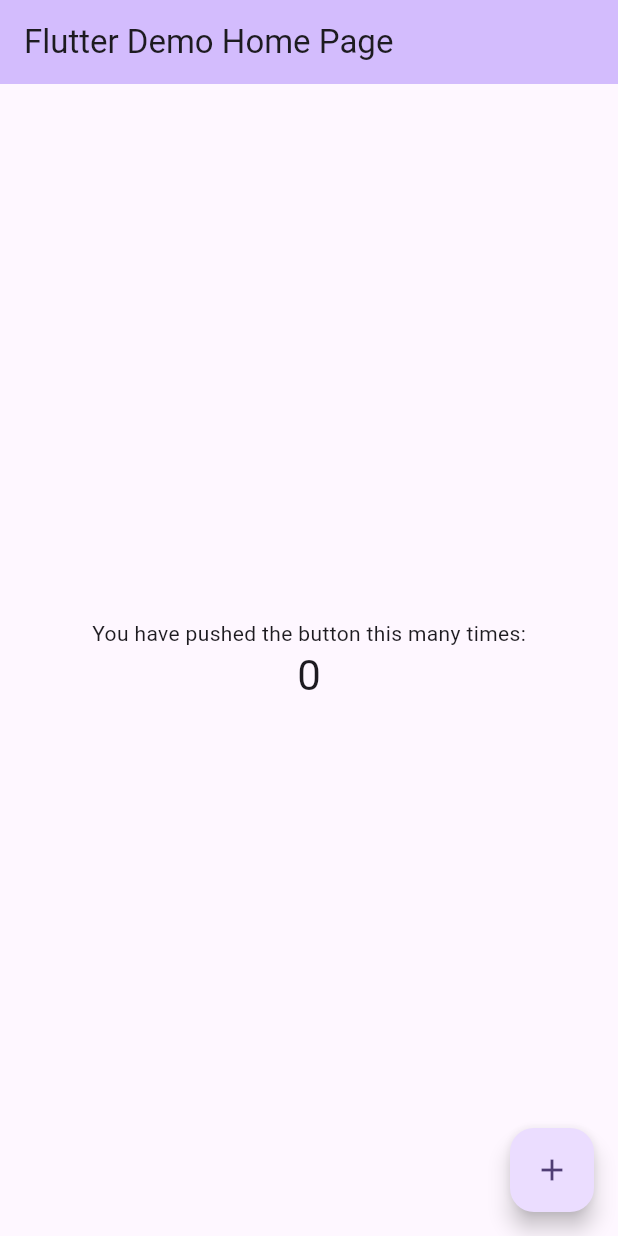
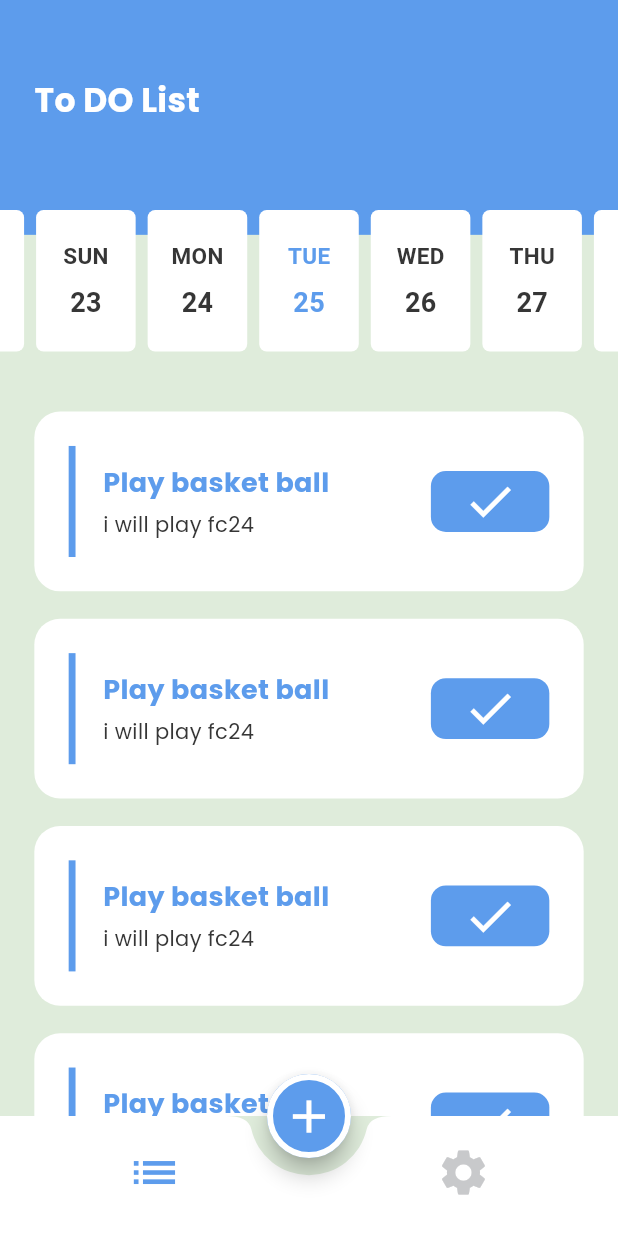
Before and after one commit to MoEhsan10/todo, a Flutter app: the screen it shows after launch, on a phone screen of 412 x 824 dp. Run offline on Flutter 3.47's test engine with Material 3 defaults, Android fonts, the phone set to English and light mode, and no system bars; drawn by our look-alikes of easy_date_timeline; our stand-ins replace flutter_screenutil, google_fonts.

Commit message:
+task tab

```diff
--- a/flutter_native_splash.yaml
+++ b/flutter_native_splash.yaml
@@ -3,6 +3,5 @@ flutter_native_splash:
   background_image: "assets/images/splash_logo@2x.png"
 
   android_12:
-
   image: assets/images/andriod12_splash.png
   icon_background_color: "#DFECDB"
--- /dev/null
+++ b/lib/config/theme/app_theme.dart
@@ -0,0 +1,26 @@
+import 'package:flutter/material.dart';
+import 'package:todo_app_v2/core/utils/colors_manager.dart';
+
+class AppTheme{
+  static ThemeData light =ThemeData(
+    primaryColor: ColorsManager.blue,
+    scaffoldBackgroundColor: ColorsManager.bgLight,
+    bottomNavigationBarTheme: BottomNavigationBarThemeData(
+      type: BottomNavigationBarType.fixed,
+      backgroundColor:ColorsManager.white,
+      selectedItemColor: ColorsManager.blue,
+      unselectedItemColor: ColorsManager.grey,
+      showSelectedLabels: false,
+      showUnselectedLabels: false,
+    ),
+    floatingActionButtonTheme: FloatingActionButtonThemeData(
+      backgroundColor: ColorsManager.blue,
+      foregroundColor: ColorsManager.white,
+      shape: CircleBorder(side: BorderSide(width: 4,color: ColorsManager.white)),
+    )
+  );
+
+
+
+  static ThemeData dark =ThemeData();
+}
--- /dev/null
+++ b/lib/core/utils/app_light_Styles.dart
@@ -0,0 +1,22 @@
+import 'package:flutter/material.dart';
+import 'package:google_fonts/google_fonts.dart';
+import 'package:todo_app_v2/core/utils/colors_manager.dart';
+
+class ApplightStyle{
+  static TextStyle? appBarTextStyle =GoogleFonts.poppins(fontSize: 22,fontWeight: FontWeight.w700,color: Colors.white);
+  static TextStyle? bottomSheetTitle =GoogleFonts.poppins(fontSize: 18,fontWeight: FontWeight.w700,color: ColorsManager.black);
+  static TextStyle? hintStyle =GoogleFonts.inter(fontSize: 14,fontWeight: FontWeight.w400,color: ColorsManager.grey);
+  static TextStyle? dateLabelStyle =GoogleFonts.inter(fontSize: 18,fontWeight: FontWeight.w400,color: ColorsManager.black);
+  static TextStyle? dateStyle =GoogleFonts.inter(fontSize: 16,fontWeight: FontWeight.w400,color: ColorsManager.grey);
+  static TextStyle? taskStyle =GoogleFonts.poppins(fontSize: 18, fontWeight: FontWeight.w700, color: ColorsManager.blue,);
+  static TextStyle? taskDescriptionStyle =GoogleFonts.poppins(fontSize: 14, fontWeight: FontWeight.normal, color: ColorsManager.black,);
+  static TextStyle? taskDate =GoogleFonts.roboto(fontSize: 12, fontWeight: FontWeight.normal, color: ColorsManager.black,);
+  static TextStyle? settingsHead =GoogleFonts.poppins(color: ColorsManager.black, fontSize: 16, fontWeight: FontWeight.w700,);
+  static TextStyle? settingsSelectedTitle =GoogleFonts.inter(color: ColorsManager.blue, fontSize: 14, fontWeight: FontWeight.w400,);
+  static TextStyle? calenderSelectedItem = GoogleFonts.roboto(fontSize: 15, fontWeight: FontWeight.w700, color: ColorsManager.blue);
+  static TextStyle? calenderUnSelectedItem = GoogleFonts.roboto(fontSize: 15, fontWeight: FontWeight.w700, color: ColorsManager.black);
+  static TextStyle? title = GoogleFonts.poppins(fontSize: 18, fontWeight: FontWeight.w500, color: ColorsManager.white);
+  static TextStyle? hintTitle = GoogleFonts.poppins(fontSize: 14, fontWeight: FontWeight.w300, color: ColorsManager.black.withOpacity(0.7));
+  static TextStyle? buttonTitle = GoogleFonts.poppins(fontSize: 16, fontWeight: FontWeight.w600, color: ColorsManager.blue);
+  static TextStyle? textButtonTitle = GoogleFonts.poppins(fontSize: 13, fontWeight: FontWeight.w600, color: ColorsManager.white);
+}
--- /dev/null
+++ b/lib/core/utils/colors_manager.dart
@@ -0,0 +1,12 @@
+import 'package:flutter/material.dart';
+
+class ColorsManager{
+static const Color blue =Color(0xFF5D9CEC);
+static const Color bgLight =Color(0xFFDFECDB);
+static const Color bgDark =Color(0xFF060E1E);
+static const Color black =Color(0xFF363636);
+static const Color white =Color(0xFFFFFFFF);
+static const Color grey =Color(0xFFC8C9CB);
+static const Color green =Color(0xFF61E757);
+static const Color red =Color(0xFF61E757);
+}
--- a/lib/main.dart
+++ b/lib/main.dart
@@ -1,125 +1,6 @@
 import 'package:flutter/material.dart';
+import 'package:todo_app_v2/my_app.dart';
 
 void main() {
   runApp(const MyApp());
 }
-
-class MyApp extends StatelessWidget {
-  const MyApp({super.key});
-
-  // This widget is the root of your application.
-  @override
-  Widget build(BuildContext context) {
-    return MaterialApp(
-      title: 'Flutter Demo',
-      theme: ThemeData(
-        // This is the theme of your application.
-        //
-        // TRY THIS: Try running your application with "flutter run". You'll see
-        // the application has a purple toolbar. Then, without quitting the app,
-        // try changing the seedColor in the colorScheme below to Colors.green
-        // and then invoke "hot reload" (save your changes or press the "hot
-        // reload" button in a Flutter-supported IDE, or press "r" if you used
-        // the command line to start the app).
-        //
-        // Notice that the counter didn't reset back to zero; the application
-        // state is not lost during the reload. To reset the state, use hot
-        // restart instead.
-        //
-        // This works for code too, not just values: Most code changes can be
-        // tested with just a hot reload.
-        colorScheme: ColorScheme.fromSeed(seedColor: Colors.deepPurple),
-        useMaterial3: true,
-      ),
-      home: const MyHomePage(title: 'Flutter Demo Home Page'),
-    );
-  }
-}
-
-class MyHomePage extends StatefulWidget {
-  const MyHomePage({super.key, required this.title});
-
-  // This widget is the home page of your application. It is stateful, meaning
-  // that it has a State object (defined below) that contains fields that affect
-  // how it looks.
-
-  // This class is the configuration for the state. It holds the values (in this
-  // case the title) provided by the parent (in this case the App widget) and
-  // used by the build method of the State. Fields in a Widget subclass are
-  // always marked "final".
-
-  final String title;
-
-  @override
-  State<MyHomePage> createState() => _MyHomePageState();
-}
-
-class _MyHomePageState extends State<MyHomePage> {
-  int _counter = 0;
-
-  void _incrementCounter() {
-    setState(() {
-      // This call to setState tells the Flutter framework that something has
-      // changed in this State, which causes it to rerun the build method below
-      // so that the display can reflect the updated values. If we changed
-      // _counter without calling setState(), then the build method would not be
-      // called again, and so nothing would appear to happen.
-      _counter++;
-    });
-  }
-
-  @override
-  Widget build(BuildContext context) {
-    // This method is rerun every time setState is called, for instance as done
-    // by the _incrementCounter method above.
-    //
-    // The Flutter framework has been optimized to make rerunning build methods
-    // fast, so that you can just rebuild anything that needs updating rather
-    // than having to individually change instances of widgets.
-    return Scaffold(
-      appBar: AppBar(
-        // TRY THIS: Try changing the color here to a specific color (to
-        // Colors.amber, perhaps?) and trigger a hot reload to see the AppBar
-        // change color while the other colors stay the same.
-        backgroundColor: Theme.of(context).colorScheme.inversePrimary,
-        // Here we take the value from the MyHomePage object that was created by
-        // the App.build method, and use it to set our appbar title.
-        title: Text(widget.title),
-      ),
-      body: Center(
-        // Center is a layout widget. It takes a single child and positions it
-        // in the middle of the parent.
-        child: Column(
-          // Column is also a layout widget. It takes a list of children and
-          // arranges them vertically. By default, it sizes itself to fit its
-          // children horizontally, and tries to be as tall as its parent.
-          //
-          // Column has various properties to control how it sizes itself and
-          // how it positions its children. Here we use mainAxisAlignment to
-          // center the children vertically; the main axis here is the vertical
-          // axis because Columns are vertical (the cross axis would be
-          // horizontal).
-          //
-          // TRY THIS: Invoke "debug painting" (choose the "Toggle Debug Paint"
-          // action in the IDE, or press "p" in the console), to see the
-          // wireframe for each widget.
-          mainAxisAlignment: MainAxisAlignment.center,
-          children: <Widget>[
-            const Text(
-              'You have pushed the button this many times:',
-            ),
-            Text(
-              '$_counter',
-              style: Theme.of(context).textTheme.headlineMedium,
-            ),
-          ],
-        ),
-      ),
-      floatingActionButton: FloatingActionButton(
-        onPressed: _incrementCounter,
-        tooltip: 'Increment',
-        child: const Icon(Icons.add),
-      ), // This trailing comma makes auto-formatting nicer for build methods.
-    );
-  }
-}
--- /dev/null
+++ b/lib/my_app.dart
@@ -0,0 +1,26 @@
+import 'package:flutter/material.dart';
+import 'package:flutter_screenutil/flutter_screenutil.dart';
+import 'package:todo_app_v2/config/theme/app_theme.dart';
+import 'package:todo_app_v2/presentation/screens/home/home_screen.dart';
+
+class MyApp extends StatelessWidget {
+  const MyApp({super.key});
+
+
+  @override
+  Widget build(BuildContext context) {
+    return ScreenUtilInit(
+      child: MaterialApp(
+        debugShowCheckedModeBanner: false,
+        title: 'Flutter Demo',
+        routes: {
+          HomeScreen.routeName : (_) =>HomeScreen(),
+        },
+        initialRoute: HomeScreen.routeName,
+        theme: AppTheme.light,
+        themeMode:ThemeMode.light,
+        darkTheme: AppTheme.dark,
+      ),
+    );
+  }
+}
--- /dev/null
+++ b/lib/presentation/screens/home/home_screen.dart
@@ -0,0 +1,51 @@
+import 'package:flutter/material.dart';
+import 'package:flutter_screenutil/flutter_screenutil.dart';
+import 'package:todo_app_v2/core/utils/colors_manager.dart';
+import 'package:todo_app_v2/presentation/screens/home/tabs/settings/settings_tab.dart';
+import 'package:todo_app_v2/presentation/screens/home/tabs/tasks/tasks_tab.dart';
+
+class HomeScreen extends StatefulWidget {
+  const HomeScreen({super.key});
+
+  static const String routeName = '/home';
+
+  @override
+  State<HomeScreen> createState() => _HomeScreenState();
+}
+
+class _HomeScreenState extends State<HomeScreen> {
+  List<Widget> tabs=[
+    TasksTab(),
+    SettingsTab(),
+  ];
+  int currentTabItem=0;
+  @override
+  Widget build(BuildContext context) {
+    return Scaffold(
+      body: tabs[currentTabItem],
+      bottomNavigationBar: BottomAppBar(
+        shape: CircularNotchedRectangle(),
+        clipBehavior: Clip.antiAliasWithSaveLayer,
+        notchMargin: 10.sp,
+        padding: EdgeInsets.zero,
+        color: ColorsManager.white,
+        child: BottomNavigationBar(
+          elevation: 0.sp,
+          currentIndex: currentTabItem,
+            onTap: (index) => setState(() {
+              currentTabItem=index;
+            }),
+            items: [
+              BottomNavigationBarItem(label: 'Tasks', icon: Icon(Icons.list,size: 32.sp,)),
+              BottomNavigationBarItem(label: 'Settings', icon: Icon(Icons.settings,size: 32.sp,)),
+            ],
+        ),
+      ),
+      floatingActionButton: FloatingActionButton(onPressed: () {},
+      child: Icon(Icons.add,size: 32.sp,),
+      ),
+      floatingActionButtonLocation: FloatingActionButtonLocation.centerDocked,
+
+    );
+  }
+}
--- /dev/null
+++ b/lib/presentation/screens/home/tabs/settings/settings_tab.dart
@@ -0,0 +1,12 @@
+import 'package:flutter/material.dart';
+
+class SettingsTab extends StatelessWidget {
+  const SettingsTab({super.key});
+
+  @override
+  Widget build(BuildContext context) {
+    return Center(
+      child: Text('Settings'),
+    );
+  }
+}
--- /dev/null
+++ b/lib/presentation/screens/home/tabs/tasks/tasks_tab.dart
@@ -0,0 +1,71 @@
+import 'package:easy_date_timeline/easy_date_timeline.dart';
+import 'package:flutter/material.dart';
+import 'package:flutter_screenutil/flutter_screenutil.dart';
+import 'package:todo_app_v2/core/utils/app_light_Styles.dart';
+import 'package:todo_app_v2/core/utils/colors_manager.dart';
+import 'package:todo_app_v2/presentation/screens/home/tabs/tasks/widgets/task_item.dart';
+
+class TasksTab extends StatelessWidget {
+  const TasksTab({super.key});
+
+  @override
+  Widget build(BuildContext context) {
+    double screenHight = MediaQuery.sizeOf(context).height;
+    return Column(
+      children: [
+        Stack(
+          children: [
+            Container(
+              height: screenHight*0.19,
+              width: double.infinity,
+              color: ColorsManager.blue,
+            ),
+            Positioned(
+                top: 45.sp,
+                left: 20.sp,
+                child: Text('To DO List',style: ApplightStyle.appBarTextStyle,)
+            ),
+            Padding(
+              padding: REdgeInsets.only(top: screenHight*0.14),
+              child: EasyInfiniteDateTimeLine(
+                firstDate: DateTime.now().subtract(Duration(days: 365)),
+                focusDate: DateTime.now(),
+                lastDate: DateTime.now().add(Duration(days: 365)),
+                showTimelineHeader: false,
+                dayProps: EasyDayProps(
+                    height: 79.h,
+                    width: 58.w,
+                    dayStructure: DayStructure.dayStrDayNum,
+
+                    activeDayStyle: DayStyle(
+                      dayNumStyle:ApplightStyle.calenderSelectedItem?.copyWith(fontSize: 18),
+                      dayStrStyle: ApplightStyle.calenderSelectedItem,
+                      monthStrStyle: ApplightStyle.calenderSelectedItem,
+                      decoration: BoxDecoration(
+                          color: ColorsManager.white,
+                          borderRadius: BorderRadius.all(Radius.circular(5))
+                      ),
+                    ),
+
+                    inactiveDayStyle: DayStyle(
+                      dayNumStyle:ApplightStyle.calenderUnSelectedItem?.copyWith(fontSize: 18),
+                      dayStrStyle: ApplightStyle.calenderUnSelectedItem,
+                      monthStrStyle: ApplightStyle.calenderUnSelectedItem,
+                      decoration: BoxDecoration(
+                          color: ColorsManager.white,
+                          borderRadius: BorderRadius.all(Radius.circular(5))
+                      ),
+                    )
+                ),
+              ),
+            ),
+          ],
+        ),
+        Expanded(child: ListView.builder(
+          padding: REdgeInsets.only(top: 20),
+          itemBuilder: (context, index) => TaskItem(),itemCount: 5,))
+
+      ],
+    );
+  }
+}
--- /dev/null
+++ b/lib/presentation/screens/home/tabs/tasks/widgets/task_item.dart
@@ -0,0 +1,49 @@
+import 'package:flutter/material.dart';
+import 'package:flutter_screenutil/flutter_screenutil.dart';
+import 'package:todo_app_v2/core/utils/app_light_Styles.dart';
+import 'package:todo_app_v2/core/utils/colors_manager.dart';
+
+class TaskItem extends StatelessWidget {
+  const TaskItem({super.key});
+
+  @override
+  Widget build(BuildContext context) {
+    return Container(
+      margin: REdgeInsets.symmetric(vertical: 8,horizontal: 20),
+      padding: REdgeInsets.all(20),
+      decoration: BoxDecoration(
+        color: ColorsManager.white,
+        borderRadius: BorderRadius.circular(15.sp),
+      ),
+      child: Row(
+        children: [
+          Container(
+            width: 4.w,
+            height: 62.h,
+            margin: REdgeInsets.only(right: 14.sp),
+            color: ColorsManager.blue,
+          ),
+          Column(
+            crossAxisAlignment: CrossAxisAlignment.start,
+            children: [
+              Text('Play basket ball',style: ApplightStyle.taskStyle,),
+              SizedBox(height: 4.h,),
+              Text('i will play fc24',style: ApplightStyle.taskDescriptionStyle,),
+
+            ],
+          ),
+          Spacer(),
+          Container(
+            height: 34.h,
+            width: 69.w,
+            decoration: BoxDecoration(
+              color: ColorsManager.blue,
+              borderRadius: BorderRadius.circular(10),
+            ),
+            child: Icon(Icons.check,color: ColorsManager.white,size: 32.sp,),
+          ),
+        ],
+      ),
+    );
+  }
+}
--- a/pubspec.yaml
+++ b/pubspec.yaml
@@ -36,6 +36,11 @@ dependencies:
   # Use with the CupertinoIcons class for iOS style icons.
   cupertino_icons: ^1.0.8
   flutter_native_splash: ^2.4.4
+  flutter_screenutil: ^5.9.3
+  google_fonts: ^6.2.1
+  easy_date_timeline: ^1.1.3
+
+
 
 dev_dependencies:
   flutter_test:
```
Also changed, not shown: pubspec.lock, 1 other file.
